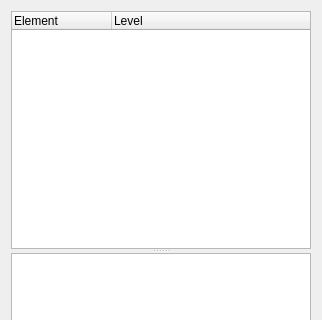
Qt form src/Mod/BIM/Resources/ui/dialogViews.ui (DrBenson/FreeCAD) before a commit; both pictures show x 0 to 322 and y 0 to 320 of the 322 by 502 pixel window.
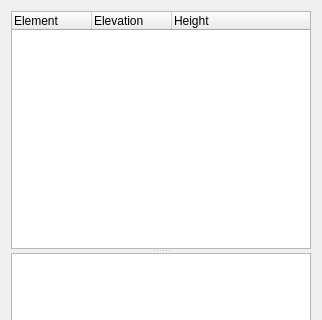
The same form after that commit.

```diff
--- a/src/Mod/BIM/Resources/ui/dialogViews.ui
+++ b/src/Mod/BIM/Resources/ui/dialogViews.ui
@@ -48,13 +48,13 @@
        <bool>false</bool>
       </property>
       <property name="columnCount">
-       <number>2</number>
+       <number>3</number>
       </property>
       <attribute name="headerVisible">
        <bool>true</bool>
       </attribute>
       <attribute name="headerDefaultSectionSize">
-       <number>100</number>
+       <number>80</number>
       </attribute>
       <attribute name="headerStretchLastSection">
        <bool>true</bool>
@@ -66,7 +66,12 @@
       </column>
       <column>
        <property name="text">
-        <string>Level</string>
+        <string>Elevation</string>
+       </property>
+      </column>
+      <column>
+       <property name="text">
+        <string>Height</string>
        </property>
       </column>
      </widget>
```
